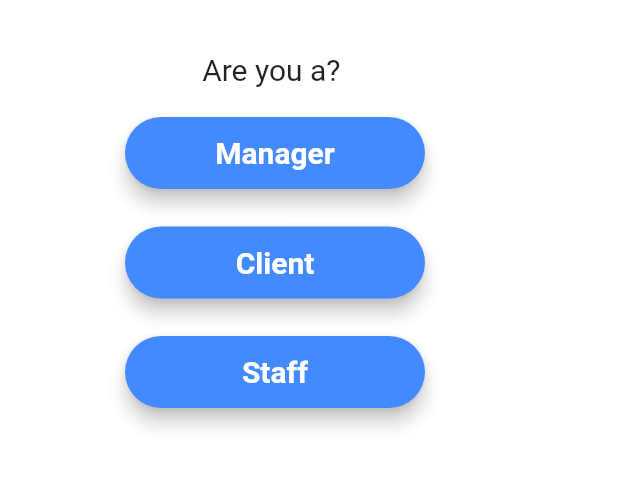
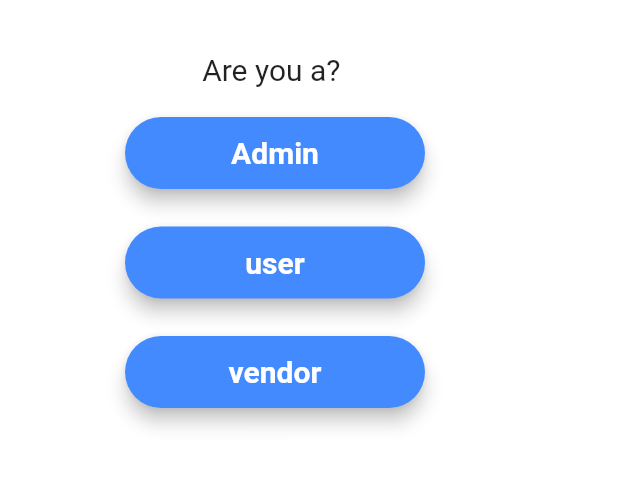
Before and after one commit to Mysinghshivam/event-management-system-Axicom-consulting-company, a Flutter app: the screen it shows after launch, on a phone screen of 412 x 824 dp, the part 570-1060 px from its top. Run offline on Flutter 3.47's test engine with Material 2 defaults, Android fonts, the phone set to English and light mode, and no system bars; our stand-ins replace cloud_firestore, firebase_auth, firebase_core, fluttertoast; missing offline and left inert: dob_input_field; accounts and stored records are empty.

Commit message:
event management system

```diff
--- a/event_management_system/lib/screens/welcome.dart
+++ b/event_management_system/lib/screens/welcome.dart
@@ -20,7 +20,7 @@ class Welcome extends StatelessWidget {
             );
           },
           child: Text(
-            "Manager",
+            "Admin",
             textAlign: TextAlign.center,
             style: TextStyle(
                 fontSize: 20, color: Colors.white, fontWeight: FontWeight.bold),
@@ -39,7 +39,7 @@ class Welcome extends StatelessWidget {
             );
           },
           child: Text(
-            "Client",
+            "user",
             textAlign: TextAlign.center,
             style: TextStyle(
                 fontSize: 20, color: Colors.white, fontWeight: FontWeight.bold),
@@ -58,7 +58,7 @@ class Welcome extends StatelessWidget {
             );
           },
           child: Text(
-            "Staff",
+            "vendor",
             textAlign: TextAlign.center,
             style: TextStyle(
                 fontSize: 20, color: Colors.white, fontWeight: FontWeight.bold),
```
Also changed, not shown: event_management_system/pubspec.yaml (+7 -7 lines), event_management_system/pubspec.lock, 4 other files.
